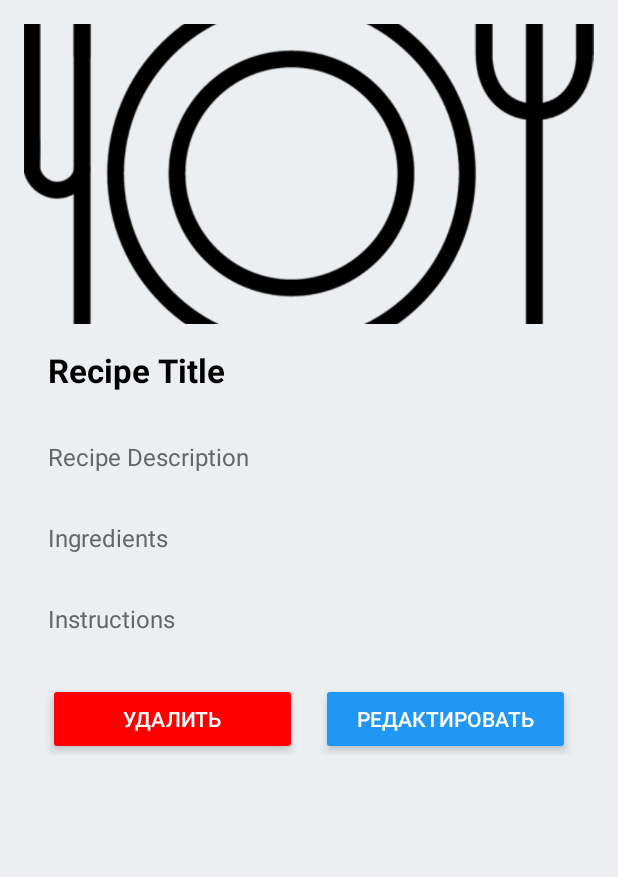
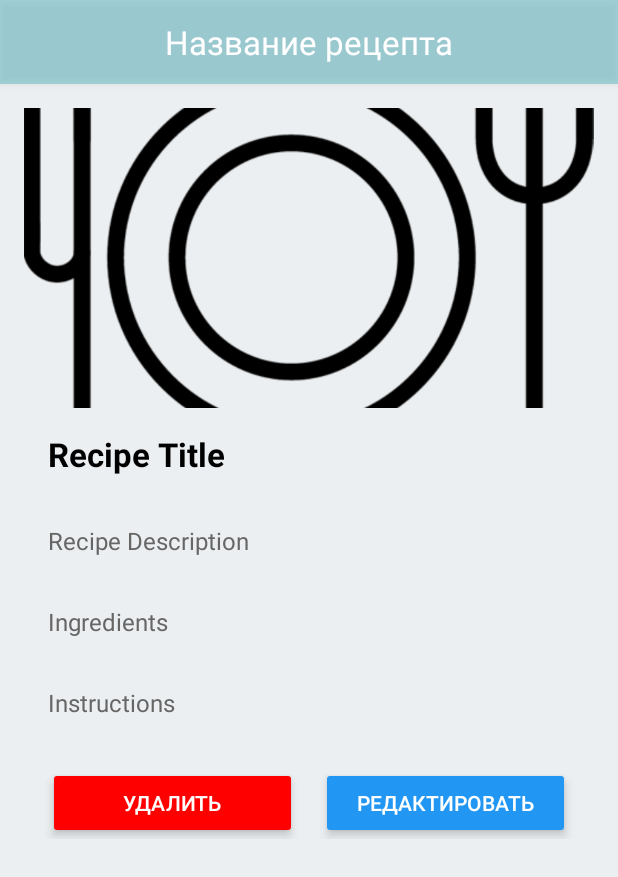
Before and after one commit to Nikita00721/AndroidRecipesApp, an Android app: the layout activity_recipe_detail.xml on its own in the app's theme, with its tools: preview values and no code run, on a phone screen of 412 x 824 dp. Shown: the top 877 px of the screen. Run offline under Robolectric (Android 15) with nearby library versions, the phone set to English and light mode, and no system bars.

Commit message:
Добавил информативный тулбар с кнопкой "назад" на всех страницах, кроме редактирования (там уже была). Реализовал очень красивую бегущую строку в тулбаре в активности подоробной информации о рецепте, чтобы было видно длинные названия рецептов. Добавил диалоговое окно подтверждения удаления рецепта.

```diff
--- a/app/src/main/java/com/example/recipes2/RecipeDatabaseHelper.java
+++ b/app/src/main/java/com/example/recipes2/RecipeDatabaseHelper.java
@@ -200,9 +200,6 @@ public class RecipeDatabaseHelper extends SQLiteOpenHelper {
         }
     }
 
-
-
-
     public String getRealPathFromUri(ContentResolver contentResolver, Uri uri) {
         String[] projection = {MediaStore.Images.Media.DATA};
         Cursor cursor = contentResolver.query(uri, projection, null, null, null);
--- a/app/src/main/res/layout/activity_recipe_detail.xml
+++ b/app/src/main/res/layout/activity_recipe_detail.xml
@@ -5,18 +5,50 @@
     android:layout_width="match_parent"
     android:background="@color/lightGrey"
     android:layout_height="match_parent">
-<RelativeLayout
-    xmlns:android="http://schemas.android.com/apk/res/android"
+
+    <RelativeLayout xmlns:android="http://schemas.android.com/apk/res/android"
         xmlns:app="http://schemas.android.com/apk/res-auto"
-    xmlns:tools="http://schemas.android.com/tools"
         android:layout_width="match_parent"
         android:layout_height="match_parent"
-    tools:context=".RecipeDetailActivity"
         android:background="@color/lightGrey">
+
+        <androidx.appcompat.widget.Toolbar
+            android:id="@+id/toolbar"
+            android:layout_width="match_parent"
+            android:layout_height="?attr/actionBarSize"
+            android:layout_alignParentTop="true"
+            android:background="#6F47B0BD"
+            android:elevation="4dp"
+            android:theme="@style/ThemeOverlay.AppCompat.ActionBar"
+            app:titleTextColor="@color/white">
+
+            <TextView
+                android:id="@+id/toolbar_title"
+                android:textSize="22sp"
+                android:layout_width="wrap_content"
+                android:layout_height="wrap_content"
+                android:text="Название рецепта"
+                android:textColor="@color/white"
+                android:singleLine="true"
+                android:ellipsize="marquee"
+                android:marqueeRepeatLimit="marquee_forever"
+                android:focusable="true"
+                android:focusableInTouchMode="true"
+                android:scrollHorizontally="true"
+                android:paddingStart="16dp"
+                android:paddingEnd="16dp"
+                android:layout_gravity="center"
+                android:layout_weight="1"
+                android:duplicateParentState="true"
+                android:clickable="true"
+                android:longClickable="false" />
+        </androidx.appcompat.widget.Toolbar>
+
 
         <ScrollView
             android:layout_width="match_parent"
             android:layout_height="match_parent"
+            android:layout_below="@id/toolbar"
             android:padding="16dp">
 
         <LinearLayout
```
Also changed, not shown: app/src/main/java/com/example/recipes2/AddRecipeActivity.java (+15 -1 lines), app/src/main/java/com/example/recipes2/RecipeDetailActivity.java (+30 -5 lines), app/src/main/res/layout/activity_add_recipe.xml (+15 -2 lines). Lines whose indentation alone changed are shown as unchanged.
